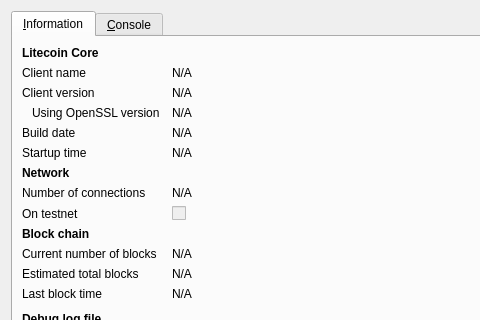
First picture: the form in src/qt/forms/rpcconsole.ui, repository UnderAuthor/Stories, before the edit; both pictures show x 0 to 480 and y 0 to 320 of the 740 by 450 pixel window.
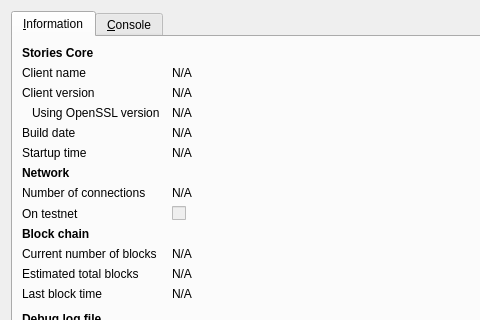
Second picture: the form after the edit. Icons and pictures are not drawn.

What changed in the file:
```diff
--- a/src/qt/forms/rpcconsole.ui
+++ b/src/qt/forms/rpcconsole.ui
@@ -36,7 +36,7 @@
           </font>
          </property>
          <property name="text">
-          <string>Litecoin Core</string>
+          <string>Stories Core</string>
          </property>
         </widget>
        </item>
```
Left out of the diff: 6 changed lines with no effect on the pictures.
